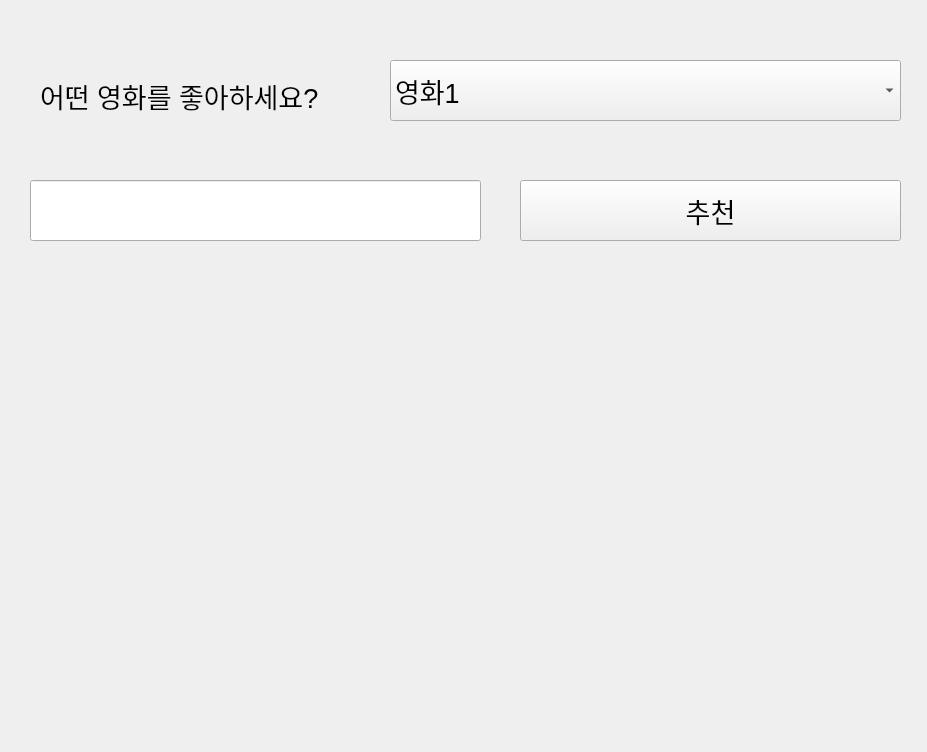
This is movie_recommendation.ui in ryuhyunwoong/movie_for_you as Qt 5 draws it before an edit. The edited form follows.
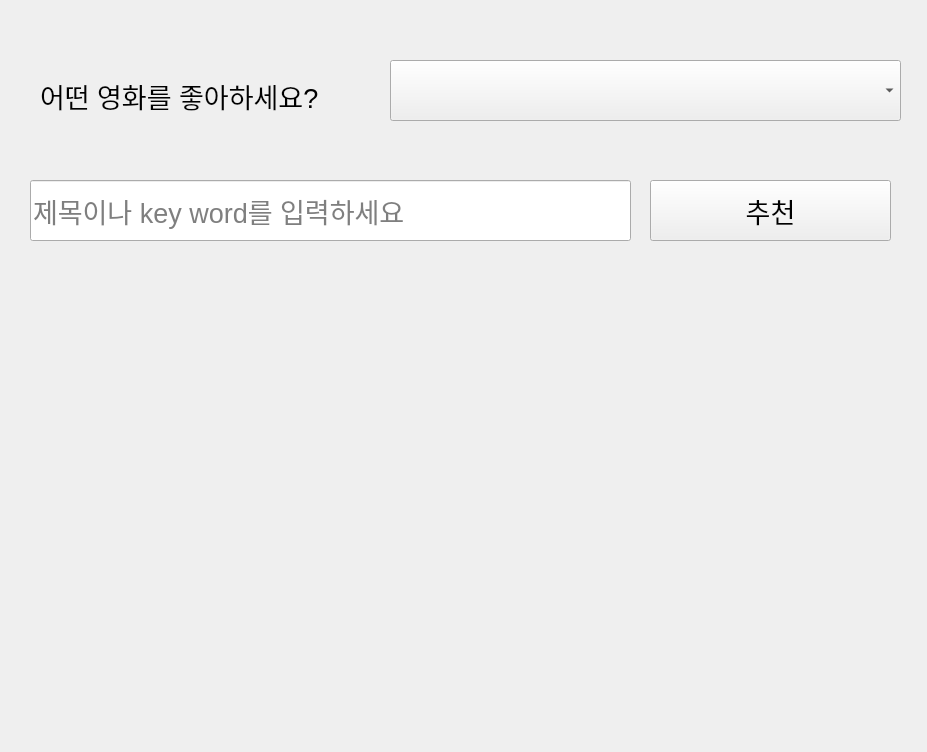
This is the edited form.

What changed in the file:
```diff
--- a/movie_recommendation.ui
+++ b/movie_recommendation.ui
@@ -45,28 +45,13 @@
      <pointsize>20</pointsize>
     </font>
    </property>
-   <item>
-    <property name="text">
-     <string>영화1</string>
-    </property>
-   </item>
-   <item>
-    <property name="text">
-     <string>영화2</string>
-    </property>
-   </item>
-   <item>
-    <property name="text">
-     <string>영화3</string>
-    </property>
-   </item>
   </widget>
   <widget class="QLineEdit" name="le_keyword">
    <property name="geometry">
     <rect>
      <x>30</x>
      <y>180</y>
-     <width>451</width>
+     <width>601</width>
      <height>61</height>
     </rect>
    </property>
@@ -75,13 +60,16 @@
      <pointsize>20</pointsize>
     </font>
    </property>
+   <property name="placeholderText">
+    <string>제목이나 key word를 입력하세요</string>
+   </property>
   </widget>
   <widget class="QPushButton" name="btn_recommendation">
    <property name="geometry">
     <rect>
-     <x>520</x>
+     <x>650</x>
      <y>180</y>
-     <width>381</width>
+     <width>241</width>
      <height>61</height>
     </rect>
    </property>
```
